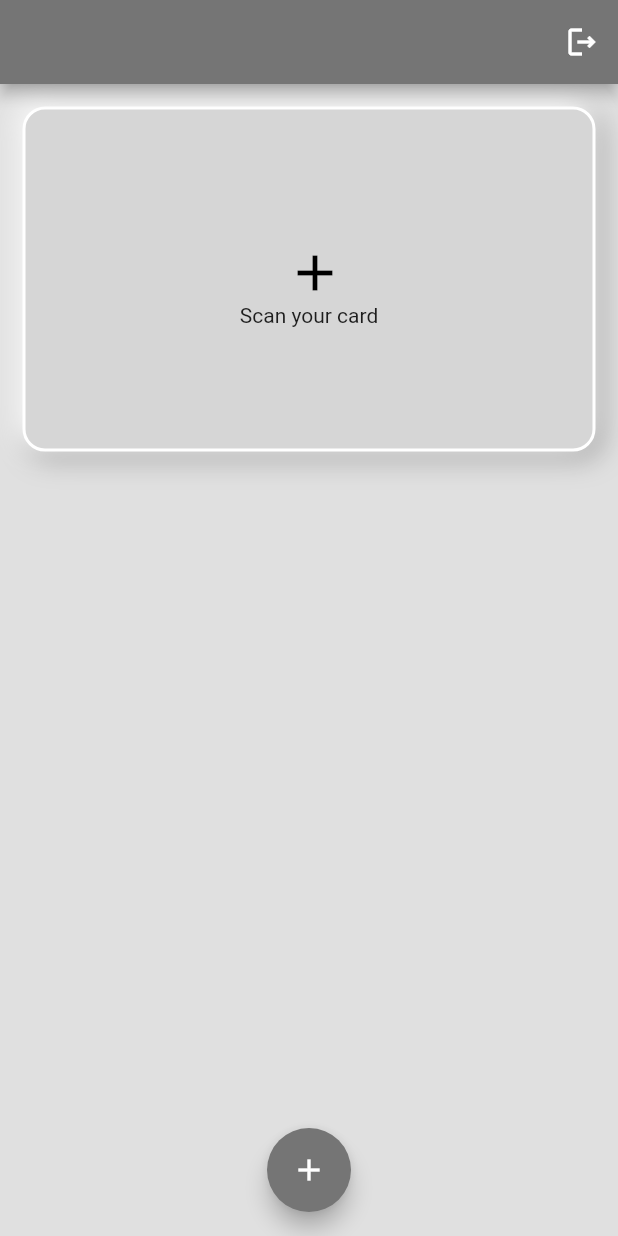
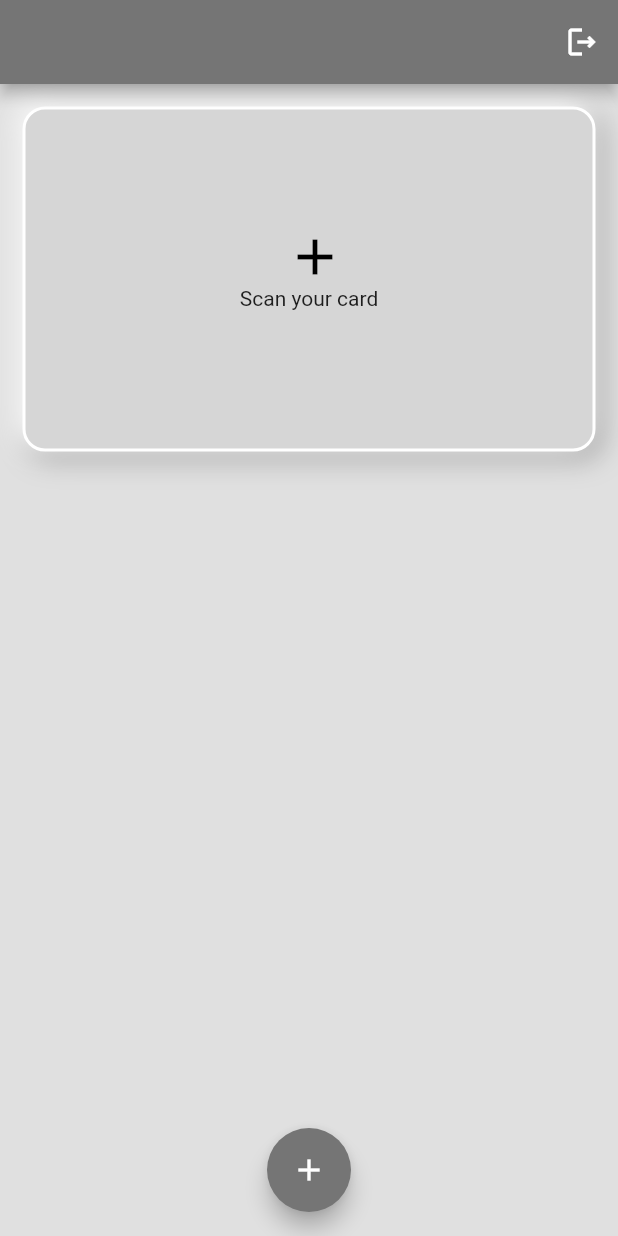
Before and after one commit to tnadev18/NFC_OCR_Auth_app, a Flutter app: the screen it shows once a user with an empty profile is signed in, on a phone screen of 412 x 824 dp. Run offline on Flutter 3.47's test engine with Material 2 defaults, Android fonts, the phone set to English and light mode, and no system bars; our stand-ins replace camera, firebase_auth, firebase_core, fluttertoast, google_fonts, google_sign_in and 1 more; missing offline and left inert: nfc_manager; accounts and stored records are empty; network calls fail.

Commit message:
ocr done

```diff
--- a/lib/pages/home_page.dart
+++ b/lib/pages/home_page.dart
@@ -7,8 +7,6 @@ import 'package:http/http.dart' as http;
 import 'dart:convert';
 import 'dart:async';
 import 'package:auth/services/nfc.dart';
-
-// import 'package:image/image.dart';
 
 class HomePage extends StatefulWidget {
   @override
@@ -99,26 +97,8 @@ class _HomePageState extends State<HomePage> {
     );
   }
 
-  @override
-  Widget build(BuildContext context) {
-    return Scaffold(
-        appBar: AppBar(
-          backgroundColor: Colors.grey[600],
-          actions: [
-            IconButton(
-              onPressed: signUserOut,
-              icon: Icon(Icons.logout_outlined),
-            )
-          ],
-        ),
-        backgroundColor: Colors.grey[300],
-        body: SafeArea(
-          child: Padding(
-            padding: const EdgeInsets.symmetric(horizontal: 15, vertical: 15),
-            child: Stack(
-              children: <Widget>[
-                if (userData.isEmpty)
-                  Container(
+  Widget _buildUserData() {
+    return Container(
       height: 230,
       width: 1000,
       decoration: BoxDecoration(
@@ -142,7 +122,11 @@ class _HomePageState extends State<HomePage> {
       ),
       child: Center(
         child: Column(
-                        mainAxisAlignment: MainAxisAlignment.center,
+          children: [
+            if (userData.isEmpty)
+              Container(
+                margin: EdgeInsets.symmetric(vertical: 70),
+                child: Column(
                   children: [
                     IconButton(
                       onPressed: addUserCard,
@@ -155,32 +139,9 @@ class _HomePageState extends State<HomePage> {
                     const Text('Scan your card'),
                   ],
                 ),
-                    ),
-                  ),
-                if (userData.isNotEmpty)
-                  Container(
-                      height: 230,
-                      width: 1000,
-                      decoration: BoxDecoration(
-                        color: Colors.grey[350],
-                        borderRadius: BorderRadius.circular(15),
-                        border: Border.all(width: 2.0, color: Colors.white),
-                        boxShadow: [
-                          BoxShadow(
-                            color: Colors.grey.shade500,
-                            offset: const Offset(4.0, 4.0),
-                            blurRadius: 15.0,
-                            spreadRadius: 1.0,
-                          ),
-                          const BoxShadow(
-                            color: Colors.white,
-                            offset: Offset(-4.0, -4.0),
-                            blurRadius: 15.0,
-                            spreadRadius: 1.0,
-                          ),
-                        ],
-                      ),
-                      child: Column(
+              )
+            else
+              Column(
                 children: [
                   Row(
                     children: [
@@ -190,53 +151,76 @@ class _HomePageState extends State<HomePage> {
                           child: Image.network(
                             '${user.photoURL}',
                             height: 40,
-                                errorBuilder: (context,error,stackTrace)
-                                {
-                                  return Image.asset('lib/images/default_avatar.png',height: 40,);
+                            errorBuilder: (context, error, stackTrace) {
+                              return Image.asset(
+                                'lib/images/default_avatar.png',
+                                height: 40,
+                              );
                             },
-                                loadingBuilder: (BuildContext context,
-                                    Widget child,
+                            loadingBuilder: (BuildContext context, Widget child,
                                 ImageChunkEvent? loadingProgress) {
                               if (loadingProgress == null) return child;
                               return Center(
                                 child: CircularProgressIndicator(
                                   value: loadingProgress.expectedTotalBytes !=
                                           null
-                                          ? loadingProgress
-                                                  .cumulativeBytesLoaded /
+                                      ? loadingProgress.cumulativeBytesLoaded /
                                           loadingProgress.expectedTotalBytes!
                                       : null,
                                 ),
                               );
                             },
-                              )),
                           ),
-
-                            const SizedBox(width: 60,),
-                            Padding(
+                        ),
+                      ),
+                      const SizedBox(
+                        width: 30,
+                      ),
+                      Expanded(
+                        child: Padding(
                           padding: const EdgeInsets.all(10.0),
                           child: Container(
                             alignment: Alignment.topRight,
                             child: Column(
                               crossAxisAlignment: CrossAxisAlignment.end,
                               children: [
-                                    Text(" ${userData['Name'] ?? 'N/A'}",
+                                FittedBox(
+                                  fit: BoxFit.scaleDown,
+                                  child: Text(
+                                    " ${userData['Name'] ?? 'N/A'}",
                                     style: TextStyle(
                                       fontWeight: FontWeight.w700,
-                                            fontSize: 32)),
-                                    Text(
+                                      fontSize: userData['Name'] != null
+                                          ? userData['Name'].length > 12
+                                              ? 24
+                                              : 32
+                                          : 32,
+                                    ),
+                                  ),
+                                ),
+                                FittedBox(
+                                  fit: BoxFit.scaleDown,
+                                  child: Text(
                                     " ${userData['Company Name'] ?? 'N/A'}",
                                     style: TextStyle(
                                       fontWeight: FontWeight.bold,
-                                            fontSize: 18)),
+                                      fontSize: userData['Company Name'] != null
+                                          ? userData['Company Name'].length > 30
+                                              ? 14
+                                              : 18
+                                          : 18,
+                                    ),
+                                  ),
+                                ),
                               ],
+                            ),
                           ),
                         ),
                       ),
                     ],
                   ),
                   Container(
-                          margin: EdgeInsets.only(top: 45, left: 10),
+                    margin: EdgeInsets.only(top: 55, left: 10),
                     padding: EdgeInsets.all(10),
                     child: Column(
                       crossAxisAlignment: CrossAxisAlignment.start,
@@ -247,10 +231,19 @@ class _HomePageState extends State<HomePage> {
                               Icons.call,
                               size: 20,
                             ),
-                                  Text(
+                            FittedBox(
+                              fit: BoxFit.scaleDown,
+                              child: Text(
                                 " ${userData['Phone'] ?? 'N/A'}",
-                                    style:
-                                        TextStyle(fontWeight: FontWeight.bold),
+                                style: TextStyle(
+                                  fontWeight: FontWeight.bold,
+                                  fontSize: userData['Phone'] != null
+                                      ? userData['Phone'].length > 12
+                                          ? 17
+                                          : 17
+                                      : 20,
+                                ),
+                              ),
                             ),
                           ],
                         ),
@@ -263,10 +256,19 @@ class _HomePageState extends State<HomePage> {
                               Icons.email_outlined,
                               size: 20,
                             ),
-                                  Text(
+                            FittedBox(
+                              fit: BoxFit.scaleDown,
+                              child: Text(
                                 " ${userData['Email'] ?? 'N/A'}",
-                                    style:
-                                        TextStyle(fontWeight: FontWeight.bold),
+                                style: TextStyle(
+                                  fontWeight: FontWeight.bold,
+                                  fontSize: userData['Email'] != null
+                                      ? userData['Email'].length > 12
+                                          ? 17
+                                          : 17
+                                      : 20,
+                                ),
+                              ),
                             ),
                           ],
                         ),
@@ -280,40 +282,65 @@ class _HomePageState extends State<HomePage> {
                               size: 20,
                             ),
                             Flexible(
+                              child: FittedBox(
+                                fit: BoxFit.scaleDown,
                                 child: Text(
                                   " ${userData['Address'] ?? 'N/A'}",
-                                      softWrap: true,
-                                      overflow: TextOverflow
-                                          .ellipsis, // Specify how to handle overflow
-                                      maxLines: 2,
                                   style: TextStyle(
-                                          fontWeight: FontWeight.bold),
+                                    fontWeight: FontWeight.bold,
+                                    fontSize: userData['Address'] != null
+                                        ? userData['Address'].length > 30
+                                            ? 17
+                                            : 17
+                                        : 20,
                                   ),
-                                  )
+                                ),
+                              ),
+                            ),
                           ],
                         ),
                       ],
                     ),
-                        )
-                      ])),
-                // Add more text widgets to display other card details
+                  ),
+                ],
+              ),
           ],
         ),
       ),
+    );
+  }
+
+  @override
+  Widget build(BuildContext context) {
+    return Scaffold(
+      appBar: AppBar(
+        backgroundColor: Colors.grey[600],
+        actions: [
+          IconButton(
+            onPressed: signUserOut,
+            icon: Icon(Icons.logout_outlined),
+          )
+        ],
       ),
+      backgroundColor: Colors.grey[300],
+      body: SafeArea(
+        child: Padding(
+          padding: const EdgeInsets.symmetric(horizontal: 15, vertical: 15),
+          child: _buildUserData(),
+        ),
+      ),
+      floatingActionButtonLocation: FloatingActionButtonLocation.centerFloat,
       floatingActionButton: FloatingActionButton(
         onPressed: () {
           Navigator.of(context).push(
             MaterialPageRoute(builder: (context) {
-                return Nfc(); // Replace with the actual name of your OCR page
+              return Nfc(); // Replace with the actual name of your NFC page
             }),
           );
         },
         child: Icon(Icons.add),
         backgroundColor: Colors.grey[600], // Change the FAB's background color
       ),
-        floatingActionButtonLocation: FloatingActionButtonLocation
-            .centerFloat, // Position the FAB at the bottom middle
     );
   }
 }
```
Also changed, not shown: lib/services/ocr.dart (+96 -38 lines). Lines whose indentation alone changed are shown as unchanged.
